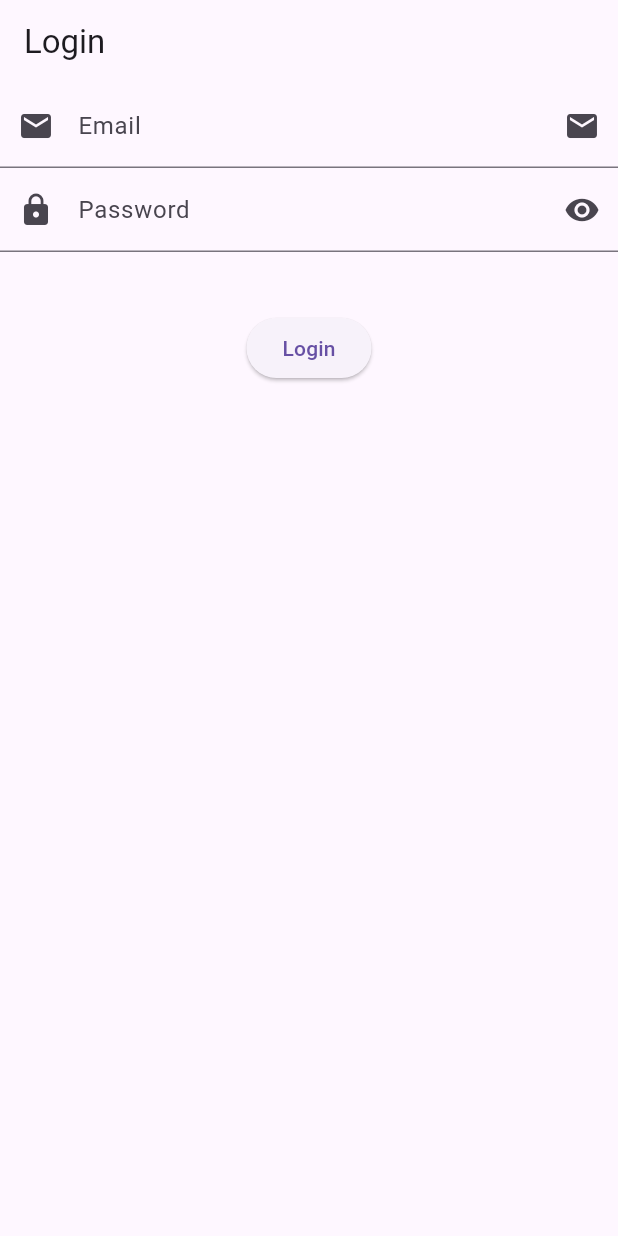
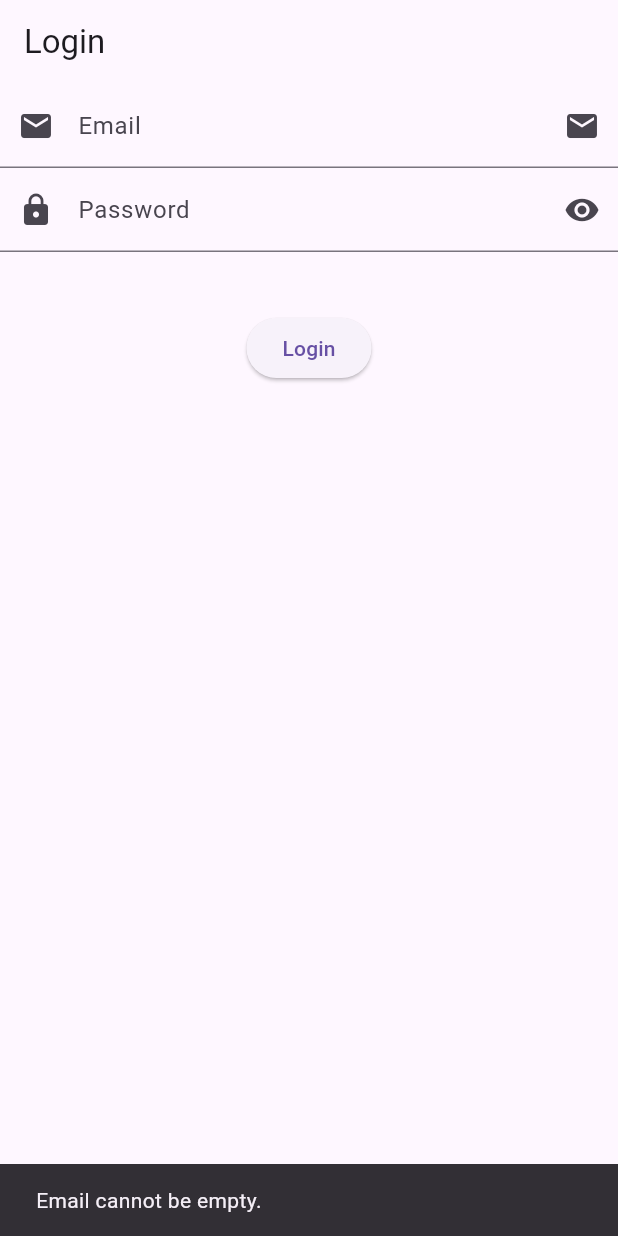
Before and after one commit to MuhammadAliKust/Aqsa_Noor_Project, a Flutter app: the screen it shows after launch, after a tap on "Login", on a phone screen of 412 x 824 dp. Run offline on Flutter 3.47's test engine with Material 3 defaults, Android fonts, the phone set to English and light mode, and no system bars; our stand-ins replace smooth_page_indicator, string_validator.

Commit message:
Validation Done

```diff
--- a/lib/login.dart
+++ b/lib/login.dart
@@ -1,7 +1,11 @@
 import 'package:flutter/material.dart';
+import 'package:string_validator/string_validator.dart';
 
 class LoginView extends StatelessWidget {
-  const LoginView({super.key});
+  LoginView({super.key});
+
+  TextEditingController emailController = TextEditingController();
+  TextEditingController pwdController = TextEditingController();
 
   @override
   Widget build(BuildContext context) {
@@ -12,7 +16,7 @@ class LoginView extends StatelessWidget {
       body: Column(
         children: [
           TextField(
-            keyboardType: TextInputType.phone,
+            controller: emailController,
             maxLines: 1,
             decoration: InputDecoration(
               label: Text("Email"),
@@ -22,6 +26,7 @@ class LoginView extends StatelessWidget {
             ),
           ),
           TextField(
+            controller: pwdController,
             keyboardType: TextInputType.phone,
             obscureText: true,
             decoration: InputDecoration(
@@ -34,7 +39,31 @@ class LoginView extends StatelessWidget {
           SizedBox(
             height: 40,
           ),
-          ElevatedButton(onPressed: () {}, child: Text("Login"))
+          ElevatedButton(
+              onPressed: () {
+                if (emailController.text.isEmpty) {
+                  ScaffoldMessenger.of(context).showSnackBar(
+                      SnackBar(content: Text("Email cannot be empty.")));
+                  return;
+                }
+                if (!isEmail(emailController.text)) {
+                  ScaffoldMessenger.of(context).showSnackBar(
+                      SnackBar(content: Text("Kindly provide valid email")));
+                  return;
+                }
+                if (pwdController.text.isEmpty) {
+                  ScaffoldMessenger.of(context).showSnackBar(
+                      SnackBar(content: Text("Password cannot be empty.")));
+                  return;
+                }
+                if (pwdController.text.length < 6) {
+                  ScaffoldMessenger.of(context).showSnackBar(SnackBar(
+                      content:
+                          Text("Password should be 6 or more characters.")));
+                  return;
+                }
+              },
+              child: Text("Login"))
         ],
       ),
     );
--- a/pubspec.yaml
+++ b/pubspec.yaml
@@ -36,6 +36,7 @@ dependencies:
   # Use with the CupertinoIcons class for iOS style icons.
   cupertino_icons: ^1.0.8
   smooth_page_indicator: ^1.2.0+3
+  string_validator: ^1.1.0
 
 dev_dependencies:
   flutter_test:
```
Also changed, not shown: pubspec.lock.
